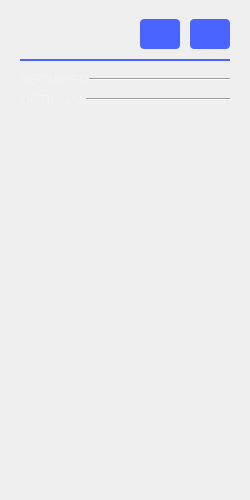
Above: ui/la_settings.ui from analogdevicesinc/scopy before the change. Below: the same form after it.
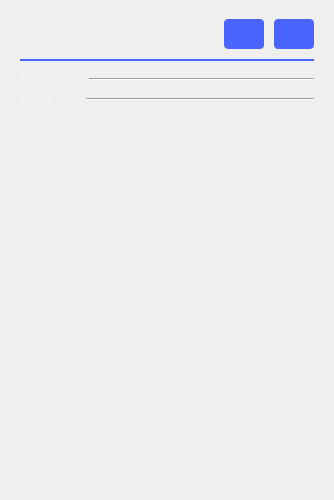
That is the form after the change. Icons and pictures are not drawn.

Commit message: Logic Analyzer: Some UI changes.

The edit to the form file:
```diff
--- a/ui/la_settings.ui
+++ b/ui/la_settings.ui
@@ -6,7 +6,7 @@
    <rect>
     <x>0</x>
     <y>0</y>
-    <width>250</width>
+    <width>334</width>
     <height>500</height>
    </rect>
   </property>
@@ -20,12 +20,7 @@
    <string>Form</string>
   </property>
   <property name="styleSheet">
-   <string notr="true">QLabel:disabled
-{
-	color:rgb(85,85,85);
-}
-
-QLineEdit {
+   <string notr="true">QLineEdit {
   height: 20px;
   width: 50px;
   color: white;
@@ -34,6 +29,21 @@
 font-weight:bold;
 border:0px;
 /*  border-bottom: 1px solid rgba(255, 255, 255, 102); */
+}
+
+QLabel
+{
+width: 68.2px;
+height: 16.46px;
+font-family: Arial;
+font-size: 14px;
+line-height: 16px;
+color: rgba(255,255,255,150);
+}
+
+QLabel:disabled
+{
+  color: rgb(85, 85, 85);
 }</string>
   </property>
   <layout class="QVBoxLayout" name="verticalLayout_1">
@@ -116,6 +126,19 @@
           </property>
          </widget>
         </item>
+        <item>
+         <spacer name="horizontalSpacer">
+          <property name="orientation">
+           <enum>Qt::Horizontal</enum>
+          </property>
+          <property name="sizeHint" stdset="0">
+           <size>
+            <width>40</width>
+            <height>20</height>
+           </size>
+          </property>
+         </spacer>
+        </item>
         <item>
          <widget class="QPushButton" name="btnPrevious">
           <property name="sizePolicy">
@@ -228,7 +251,7 @@
        <rect>
         <x>0</x>
         <y>0</y>
-        <width>210</width>
+        <width>294</width>
         <height>426</height>
        </rect>
       </property>
```
The commit also changes 3 other files.
